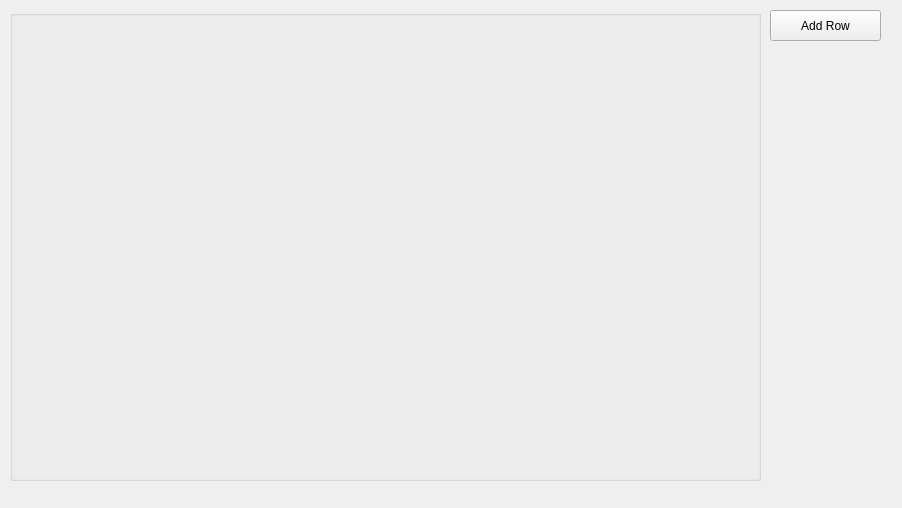
acebelaro/PyQtScrollableTable, file sample/sample_main.ui: the form before one commit.
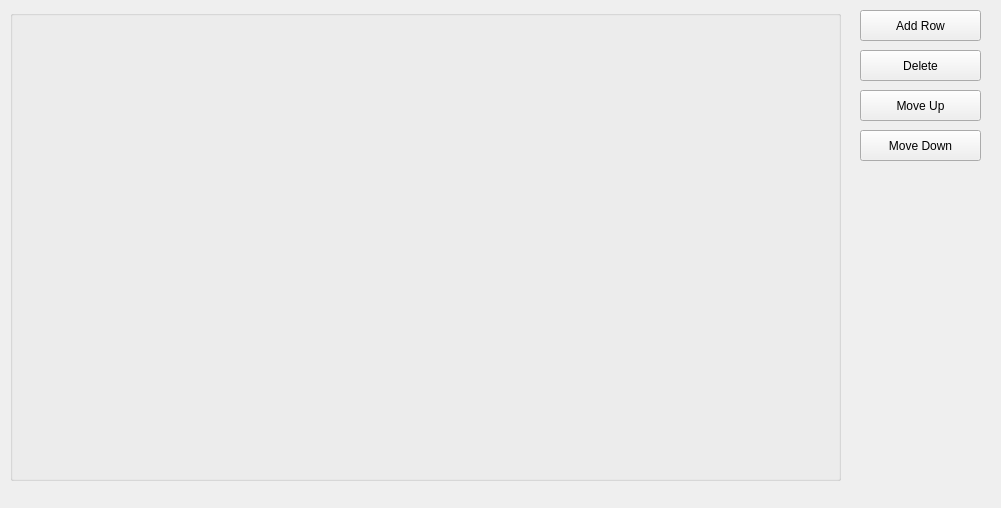
The form after the commit.

Patch:
```diff
--- a/sample/sample_main.ui
+++ b/sample/sample_main.ui
@@ -6,7 +6,7 @@
    <rect>
     <x>0</x>
     <y>0</y>
-    <width>902</width>
+    <width>1001</width>
     <height>508</height>
    </rect>
   </property>
@@ -25,7 +25,7 @@
      <rect>
       <x>10</x>
       <y>10</y>
-      <width>751</width>
+      <width>831</width>
       <height>471</height>
      </rect>
     </property>
@@ -36,9 +36,9 @@
    <widget class="QPushButton" name="btnAddRow">
     <property name="geometry">
      <rect>
-      <x>770</x>
+      <x>860</x>
       <y>10</y>
-      <width>111</width>
+      <width>121</width>
       <height>31</height>
      </rect>
     </property>
@@ -46,6 +46,45 @@
      <string>Add Row</string>
     </property>
    </widget>
+   <widget class="QPushButton" name="btnDelete">
+    <property name="geometry">
+     <rect>
+      <x>860</x>
+      <y>50</y>
+      <width>121</width>
+      <height>31</height>
+     </rect>
+    </property>
+    <property name="text">
+     <string>Delete</string>
+    </property>
+   </widget>
+   <widget class="QPushButton" name="btnMoveUp">
+    <property name="geometry">
+     <rect>
+      <x>860</x>
+      <y>90</y>
+      <width>121</width>
+      <height>31</height>
+     </rect>
+    </property>
+    <property name="text">
+     <string>Move Up</string>
+    </property>
+   </widget>
+   <widget class="QPushButton" name="btnMoveDown">
+    <property name="geometry">
+     <rect>
+      <x>860</x>
+      <y>130</y>
+      <width>121</width>
+      <height>31</height>
+     </rect>
+    </property>
+    <property name="text">
+     <string>Move Down</string>
+    </property>
+   </widget>
   </widget>
   <action name="actionSave">
    <property name="text">
```
